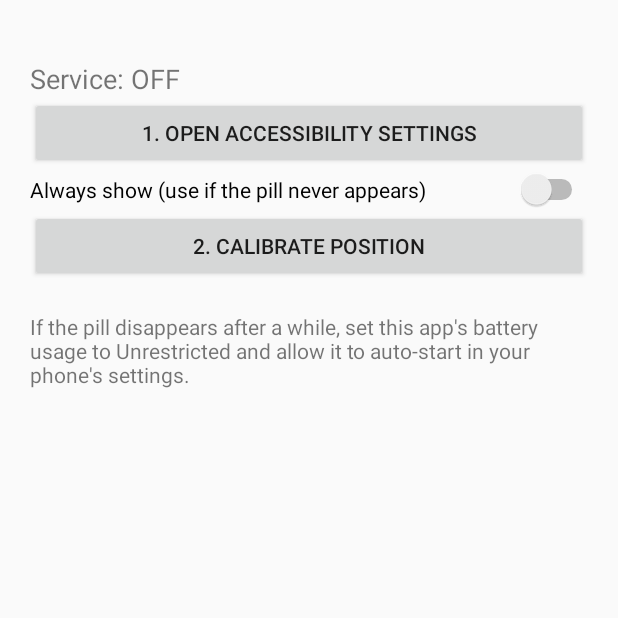
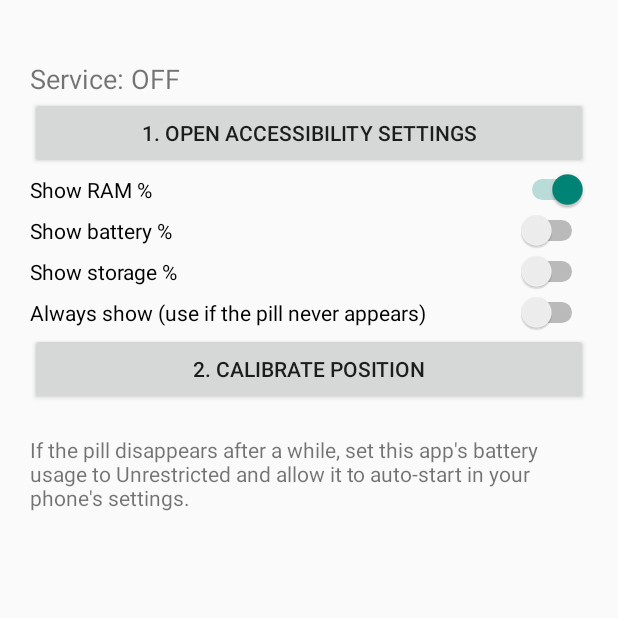
Before and after one commit to pluone7/-day-trader-india, an Android app: the screen it shows after launch (MainActivity), on a phone screen of 412 x 824 dp, the top half of it. Run offline under Robolectric (Android 15) with nearby library versions, the phone set to English and light mode, and no system bars.

Commit message:
feat: battery and storage percent as toggles, RAM toggle
Co-Authored-By: Claude Sonnet 5.5 <noreply@anthropic.com>
Claude-Session: https://claude.ai/code/session_012YgMP5Qesmam4qQWooTJwX

```diff
--- a/app/src/main/java/com/ramoverlay/app/MainActivity.kt
+++ b/app/src/main/java/com/ramoverlay/app/MainActivity.kt
@@ -30,6 +30,19 @@ class MainActivity : Activity() {
             text = "1. Open Accessibility settings"
             setOnClickListener { startActivity(Intent(Settings.ACTION_ACCESSIBILITY_SETTINGS)) }
         })
+
+        fun toggle(title: String, get: () -> Boolean, set: (Boolean) -> Unit) =
+            root.addView(Switch(this).apply {
+                text = title
+                isChecked = get()
+                setOnCheckedChangeListener { _, on ->
+                    set(on)
+                    OverlayService.refresh()
+                }
+            })
+        toggle("Show RAM %", { prefs.showRam }, { prefs.showRam = it })
+        toggle("Show battery %", { prefs.showBattery }, { prefs.showBattery = it })
+        toggle("Show storage %", { prefs.showStorage }, { prefs.showStorage = it })
 
         root.addView(Switch(this).apply {
             text = "Always show (use if the pill never appears)"
--- a/app/src/main/java/com/ramoverlay/app/OverlayPrefs.kt
+++ b/app/src/main/java/com/ramoverlay/app/OverlayPrefs.kt
@@ -22,6 +22,18 @@ class OverlayPrefs(private val ctx: Context) {
         get() = sp.getBoolean("always", false)
         set(v) { sp.edit().putBoolean("always", v).apply() }
 
+    var showRam: Boolean
+        get() = sp.getBoolean("ram", true)
+        set(v) { sp.edit().putBoolean("ram", v).apply() }
+
+    var showBattery: Boolean
+        get() = sp.getBoolean("bat", false)
+        set(v) { sp.edit().putBoolean("bat", v).apply() }
+
+    var showStorage: Boolean
+        get() = sp.getBoolean("sto", false)
+        set(v) { sp.edit().putBoolean("sto", v).apply() }
+
     var bounds: Bounds
         get() {
             if (!sp.contains("x")) return defaultBounds()
```
Also changed, not shown: app/src/main/java/com/ramoverlay/app/Metrics.kt (added, +25 -0 lines), app/src/main/java/com/ramoverlay/app/OverlayService.kt (+9 -1 lines), app/src/main/java/com/ramoverlay/app/PillView.kt (+4 -3 lines), 1 other file.
